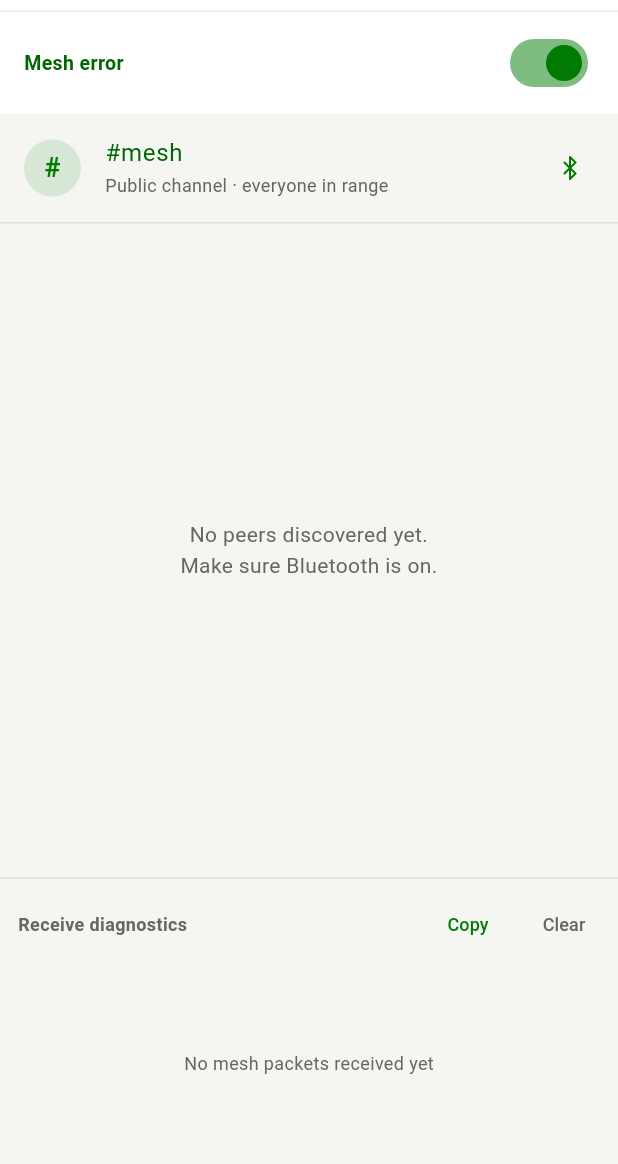
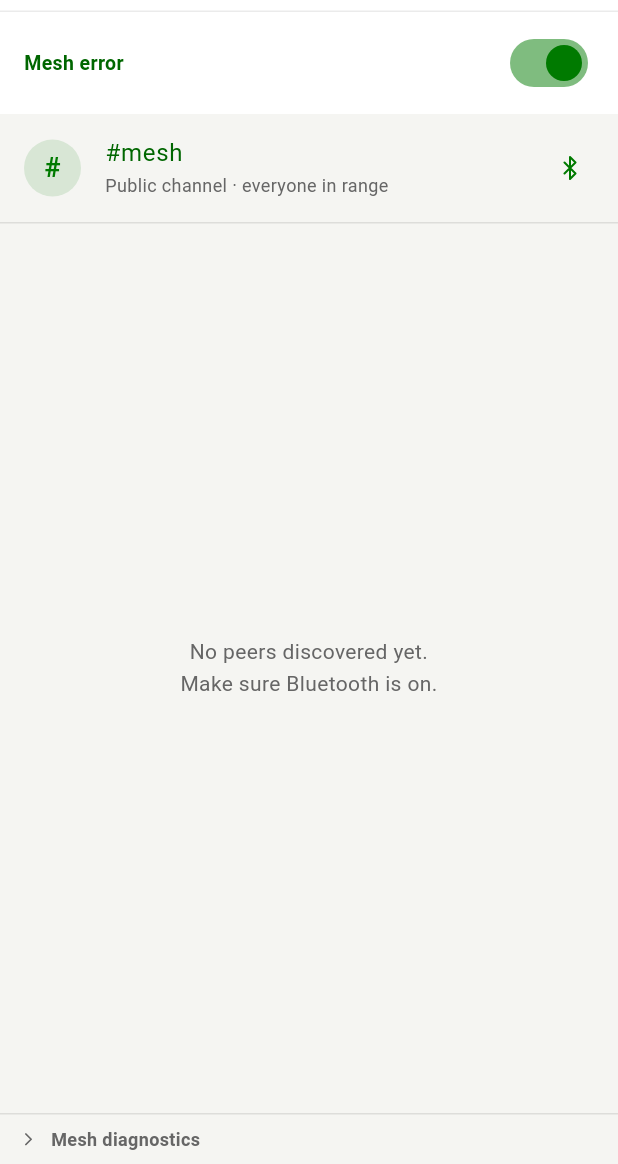
Before and after one commit to Spl0itable/flutter-app, a Flutter app: the MeshScreen screen opened directly, on a phone screen of 412 x 824 dp, the part 72-1236 px from its top. Run offline on Flutter 3.47's test engine with Material 3 defaults, Android fonts, the phone set to English and light mode, and no system bars; our stand-ins replace app_links, audioplayers, cached_network_image, convert, file_picker, flutter_local_notifications and 13 more; missing offline and left inert: bech32, bip340, bluetooth_low_energy, cryptography, flutter_webrtc, pointycastle; accounts and stored records are empty.

Commit message:
Mesh: pace image fragments, fix drawer see-through, collapsible diagnostics, dim peer suffix; bump to 191
Images/files never arrived over the mesh: a multi-fragment payload was
broadcast in a tight loop, and iOS Core Bluetooth silently drops
writeValue(.withoutResponse)/updateValue once its bounded send queue fills, so
the file reached the far side with holes and never reassembled. Pace fragments
with a short inter-fragment gap (single-fragment sends — text, reactions,
typing, receipts — are unaffected).

Sidebar looked blank on the mesh screen: its surface is the app-wide translucent
bgSecondary (0.85), which everywhere else composites over the shell's wallpaper/
ambient layer. This pushed route has no such backdrop, so the drawer read as
see-through — the mesh screen (its Bluetooth glyph included) bled through. Give
the drawer a solid c.bg backing.

Mesh diagnostics: rename "Receive diagnostics" → "Mesh diagnostics" and make it a
collapsible bar (collapsed by default) that expands to read and copy the logs.

Peers list: render each peer's trailing #xxxx suffix dimmed, matching how nyms
render elsewhere in the app.

Bump build number to 191 (pubspec, Android versionCode, iOS CURRENT_PROJECT_VERSION).

Co-Authored-By: Claude Opus 4.8 <noreply@anthropic.com>
Claude-Session: https://claude.ai/code/session_01E1bKD9g7dFHW8exyzh2Qzx

```diff
--- a/lib/features/mesh/mesh_screen.dart
+++ b/lib/features/mesh/mesh_screen.dart
@@ -4,6 +4,7 @@ import 'package:flutter_riverpod/flutter_riverpod.dart';
 
 import '../../core/theme/nym_colors.dart';
 import '../../core/theme/nym_metrics.dart';
+import '../../core/utils/nym_utils.dart';
 import '../../features/notifications/notifications_panel.dart';
 import '../../services/mesh/mesh_peer.dart';
 import '../../services/mesh/transport/mesh_transport.dart';
@@ -73,8 +74,15 @@ class _MeshScreenState extends ConsumerState<MeshScreen> {
       // lives in the shell beneath this route) is revealed. Scaffold handles
       // the left-edge swipe-to-open natively via [drawerEdgeDragWidth].
       drawerEdgeDragWidth: 60,
-      drawer: SizedBox(
+      // Opaque backing behind the sidebar. The Sidebar surface is the app-wide
+      // translucent `bgSecondary` (0.85), which everywhere else composites over
+      // the shell's WallpaperLayer/ambient glow. This pushed route has no such
+      // backdrop, so without a solid layer the drawer reads as see-through — the
+      // mesh screen (its Bluetooth glyph and all) bleeds through and the sidebar
+      // looks blank. A solid `c.bg` under it restores the normal opaque surface.
+      drawer: Container(
         width: NymDimens.sidebarDrawerWidth,
+        color: c.bg,
         child: Sidebar(
           compact: true,
           onItemSelected: () => Navigator.of(context).maybePop(),
@@ -173,40 +181,59 @@ class _MeshScreenState extends ConsumerState<MeshScreen> {
           Divider(height: 1, color: c.border),
           Expanded(child: _PeersList(mesh: mesh, colors: c)),
           Divider(height: 1, color: c.border),
-          _MeshRxDiagnostics(colors: c),
+          _MeshDiagnostics(colors: c),
         ],
       ),
     );
   }
 }
 
-/// Live receive-pipeline log — shows, per inbound mesh packet/message, whether
-/// the bridge ran, the resolved conversation key, the open view, and whether it
-/// LANDED in the store the chat reads. A debugging aid to pinpoint why a
-/// received message might not appear in a chat on a real device.
-class _MeshRxDiagnostics extends StatelessWidget {
-  const _MeshRxDiagnostics({required this.colors});
+/// Live mesh log — the radio lifecycle (power state, scanning, advertising,
+/// links) plus, per inbound packet/message, whether the bridge ran, the
+/// resolved conversation key, the open view, and whether it LANDED in the store
+/// the chat reads. A collapsible bar: collapsed by default so it stays out of
+/// the way, tapped open to read and copy the logs on a device with no adb /
+/// Console access.
+class _MeshDiagnostics extends StatefulWidget {
+  const _MeshDiagnostics({required this.colors});
   final NymColors colors;
 
   @override
+  State<_MeshDiagnostics> createState() => _MeshDiagnosticsState();
+}
+
+class _MeshDiagnosticsState extends State<_MeshDiagnostics> {
+  bool _expanded = false;
+
+  @override
   Widget build(BuildContext context) {
-    final c = colors;
-    return SizedBox(
-      height: 190,
-      child: Column(
+    final c = widget.colors;
+    return Column(
+      mainAxisSize: MainAxisSize.min,
       crossAxisAlignment: CrossAxisAlignment.stretch,
       children: [
-          Padding(
-            padding: const EdgeInsets.fromLTRB(12, 6, 4, 2),
+        // Collapsible header bar: chevron + title, with Copy/Clear revealed
+        // only while expanded.
+        InkWell(
+          onTap: () => setState(() => _expanded = !_expanded),
+          child: Padding(
+            padding: const EdgeInsets.fromLTRB(12, 8, 4, 8),
             child: Row(
               children: [
+                NymSvgIcon(
+                  _expanded ? NymIcons.chevronDown : NymIcons.chevronRight,
+                  size: 14,
+                  color: c.textDim,
+                ),
+                const SizedBox(width: 8),
                 Expanded(
-                  child: Text('Receive diagnostics',
+                  child: Text(tr('Mesh diagnostics'),
                       style: TextStyle(
                           color: c.textDim,
                           fontSize: 12,
                           fontWeight: FontWeight.w600)),
                 ),
+                if (_expanded) ...[
                   TextButton(
                     onPressed: () {
                       final text =
@@ -222,15 +249,19 @@ class _MeshRxDiagnostics extends StatelessWidget {
                         style: TextStyle(color: c.textDim, fontSize: 12)),
                   ),
                 ],
+              ],
             ),
           ),
-          Expanded(
+        ),
+        if (_expanded)
+          SizedBox(
+            height: 190,
             child: ValueListenableBuilder<List<String>>(
               valueListenable: MeshDiagnostics.instance.entries,
               builder: (context, entries, _) {
                 if (entries.isEmpty) {
                   return Center(
-                    child: Text(tr('No mesh packets received yet'),
+                    child: Text(tr('No mesh activity yet'),
                         style: TextStyle(color: c.textDim, fontSize: 12)),
                   );
                 }
@@ -255,7 +286,6 @@ class _MeshRxDiagnostics extends StatelessWidget {
             ),
           ),
       ],
-      ),
     );
   }
 }
@@ -439,6 +469,40 @@ class _PeersList extends ConsumerWidget {
   final MeshUiState mesh;
   final NymColors colors;
 
+  static final RegExp _hex64Re =
+      RegExp(r'^[0-9a-f]{64}$', caseSensitive: false);
+
+  /// The peer's display name with its trailing `#xxxx` suffix dimmed, matching
+  /// how nyms render everywhere else in the app. When the peer has a verified
+  /// Nostr pubkey we derive the canonical suffix from it; otherwise we split any
+  /// suffix already present on the announced nickname.
+  Widget _peerName(MeshPeer peer, NymColors c) {
+    final pk = peer.nostrPubkey;
+    final display = (pk != null && _hex64Re.hasMatch(pk))
+        ? getNymFromPubkey(peer.displayName, pk)
+        : peer.displayName;
+    final parts = splitNymSuffix(display);
+    return Text.rich(
+      TextSpan(
+        text: parts.base,
+        children: parts.suffix.isEmpty
+            ? null
+            : [
+                TextSpan(
+                  text: parts.suffix,
+                  style: TextStyle(
+                    color: c.textDim.withValues(alpha: 0.7),
+                    fontWeight: FontWeight.w400,
+                  ),
+                ),
+              ],
+      ),
+      maxLines: 1,
+      overflow: TextOverflow.ellipsis,
+      style: TextStyle(color: c.text),
+    );
+  }
+
   void _openPeer(BuildContext context, WidgetRef ref, MeshPeer peer) {
     final pubkey =
         ref.read(meshControllerProvider.notifier).bridge?.openPeerDm(peer);
@@ -476,9 +540,7 @@ class _PeersList extends ConsumerWidget {
             imageUrl: peer.avatarUrl,
             label: peer.displayName,
           ),
-          title: Text(peer.displayName,
-              overflow: TextOverflow.ellipsis,
-              style: TextStyle(color: colors.text)),
+          title: _peerName(peer, colors),
           subtitle: Text(
             peer.peerID + (peer.nostrLinkVerified ? '  • linked' : ''),
             style: TextStyle(
--- a/lib/services/mesh/mesh_constants.dart
+++ b/lib/services/mesh/mesh_constants.dart
@@ -45,4 +45,10 @@ class MeshConstants {
   /// Random relay jitter bounds (avoids synchronized flooding storms).
   static const int relayJitterMinMs = 10;
   static const int relayJitterMaxMs = 220;
+
+  /// Gap inserted between consecutive fragments of a multi-fragment transfer
+  /// (images/files). Paces GATT writes/notifications so iOS Core Bluetooth's
+  /// bounded send queue doesn't overflow and silently drop fragments, which
+  /// would leave the payload unreassemblable on the receiver.
+  static const Duration interFragmentDelay = Duration(milliseconds: 20);
 }
--- a/pubspec.yaml
+++ b/pubspec.yaml
@@ -1,7 +1,7 @@
 name: nym_bar
 description: "Experience the future of decentralized communication with Nymchat, a sleek and secure shell app that wraps around our powerful PWA, delivering instant notifications and seamless external browsing for an uncompromised user experience."
 publish_to: "none"
-version: 1.0.1+190
+version: 1.0.1+191
 
 environment:
   sdk: ^3.6.0
```
Also changed, not shown: lib/services/mesh/mesh_service.dart (+14 -2 lines), 2 other files. Lines whose indentation alone changed are shown as unchanged.
